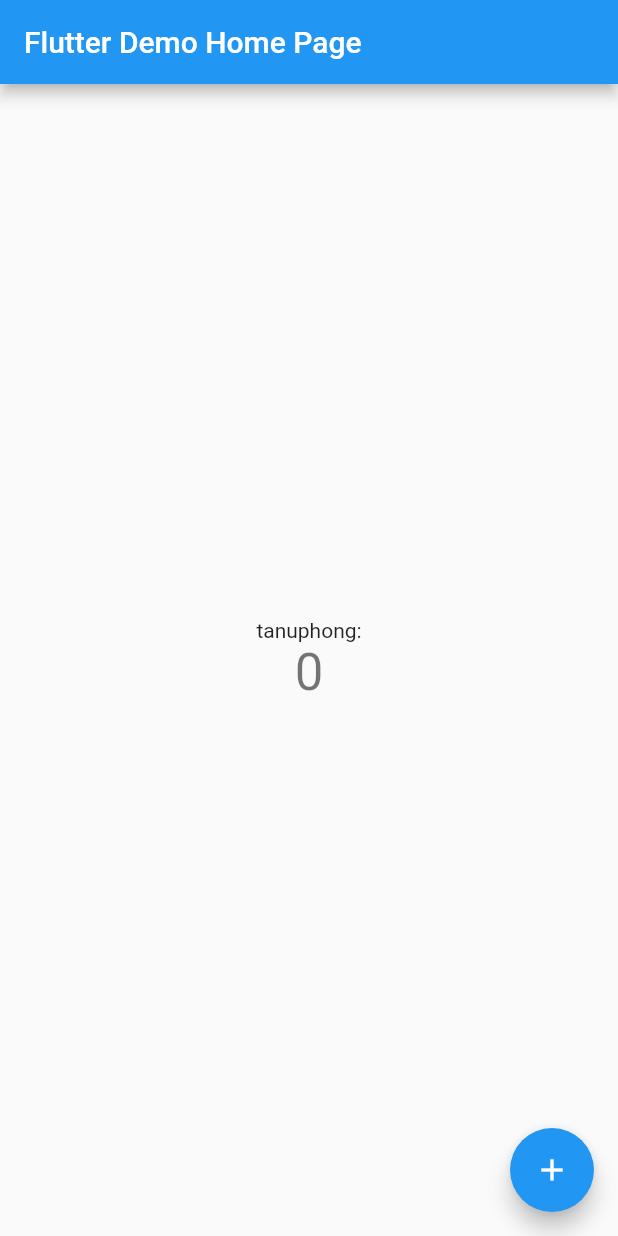
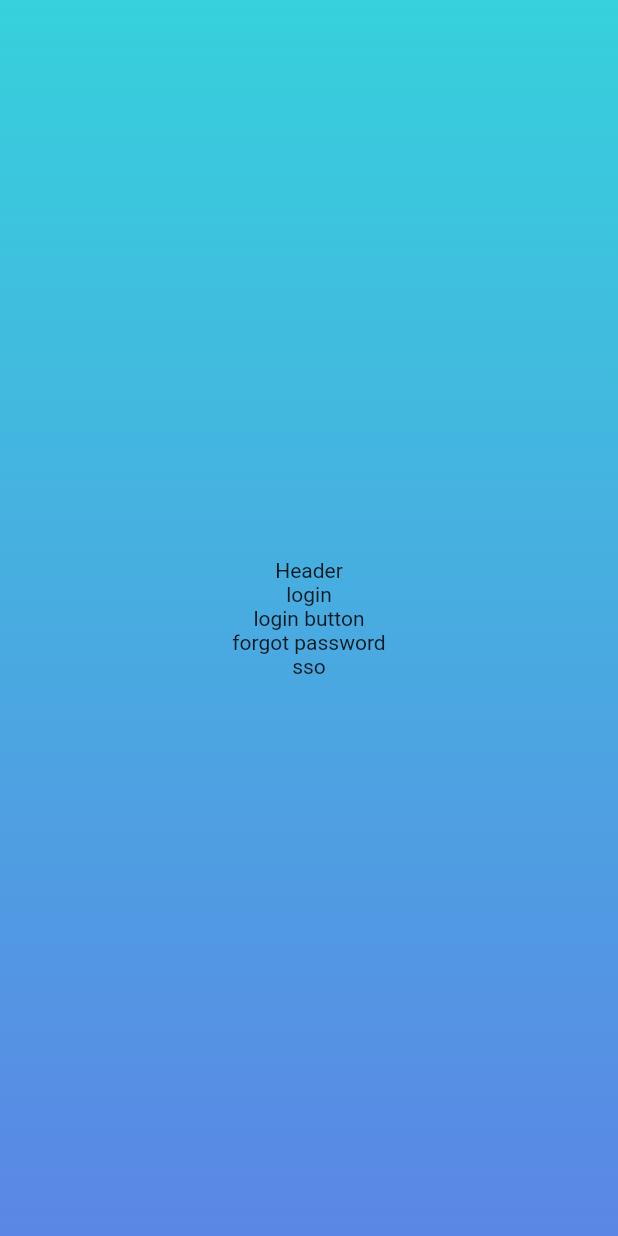
Before and after one commit to lufimon/my_stock, a Flutter app: the screen it shows after launch, on a phone screen of 412 x 824 dp. Run offline on Flutter 3.47's test engine with Material 2 defaults, Android fonts, the phone set to English and light mode, and no system bars.

Commit message:
gradient login background

```diff
--- a/lib/src/app.dart
+++ b/lib/src/app.dart
@@ -1,5 +1,5 @@
 import 'package:flutter/material.dart';
-import 'package:my_stock/src/pages/home/home_page.dart';
+import 'package:my_stock/src/pages/login/login_page.dart';
 
 class App extends StatelessWidget {
   @override
@@ -9,7 +9,7 @@ class App extends StatelessWidget {
       theme: ThemeData(
         primarySwatch: Colors.blue,
       ),
-      home: HomePage(title: 'Flutter Demo Home Page'),
+      home: LoginPage(),
     );
   }
 }
--- /dev/null
+++ b/lib/src/pages/login/login_page.dart
@@ -0,0 +1,38 @@
+import 'package:flutter/material.dart';
+
+class LoginPage extends StatelessWidget {
+  @override
+  Widget build(BuildContext context) {
+    return Scaffold(
+      body: Stack(
+        fit: StackFit.expand,
+        children: [
+          Container(
+            decoration: BoxDecoration(
+              gradient: LinearGradient(
+                colors: [
+                  Color(0xFF36D1DC),
+                  Color(0xFF5B86E5),
+                ],
+                begin: Alignment.topCenter,
+                end: Alignment.bottomCenter,
+                stops: [0.0, 1.0],
+              ),
+            ),
+          ),
+          Column(
+            mainAxisAlignment: MainAxisAlignment.center,
+            crossAxisAlignment: CrossAxisAlignment.center,
+            children: [
+              Text('Header'),
+              Text('login'),
+              Text('login button'),
+              Text('forgot password'),
+              Text('sso'),
+            ],
+          ),
+        ],
+      ),
+    );
+  }
+}
```
